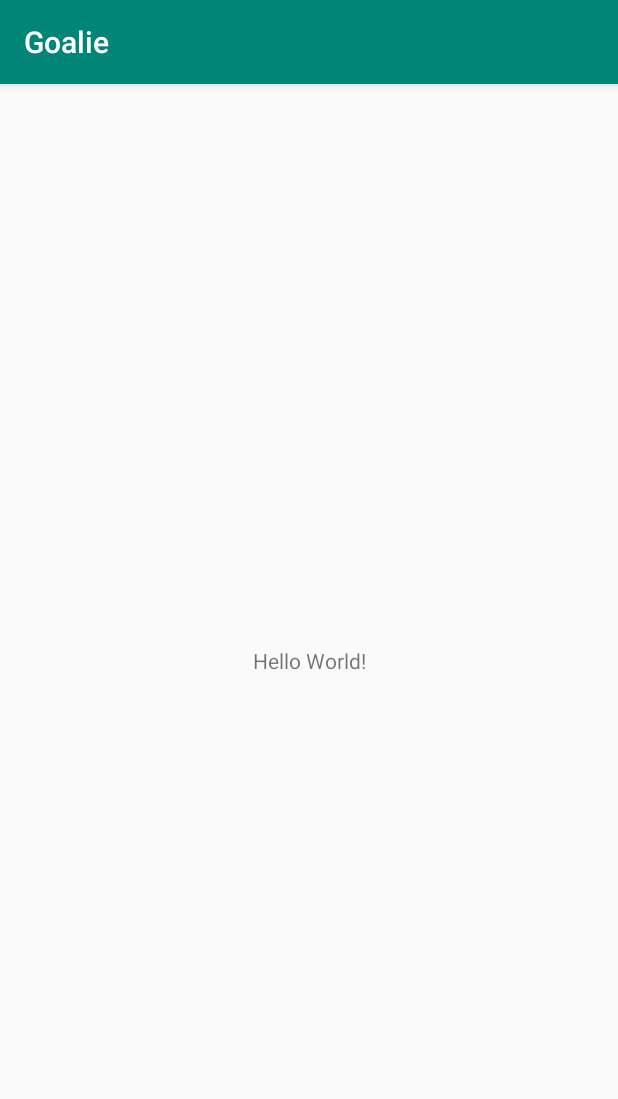
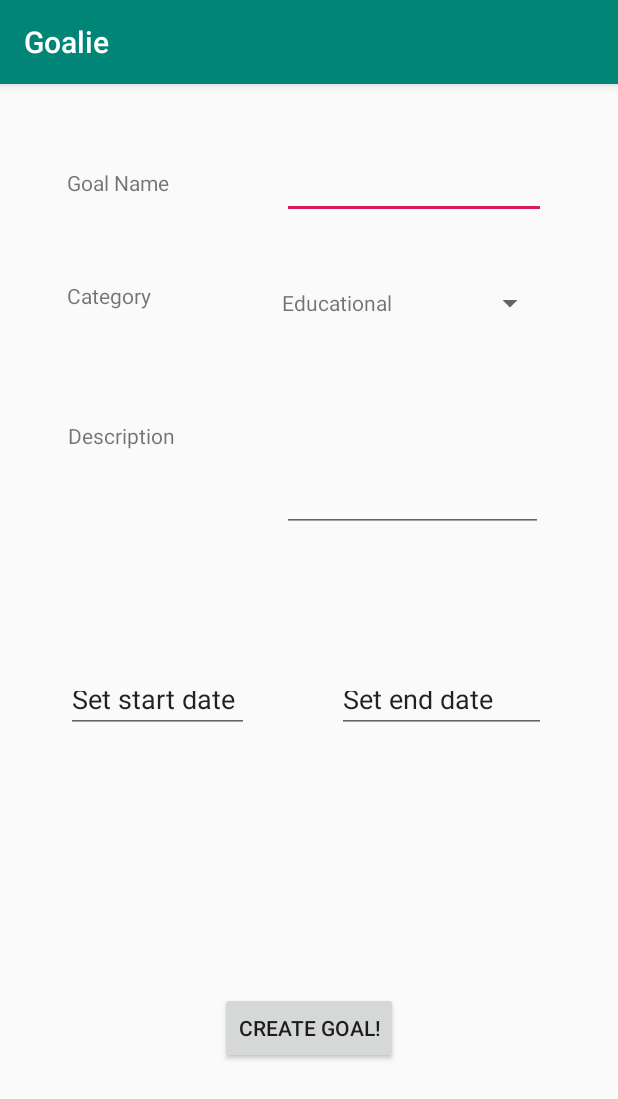
Before and after one commit to khuonghieu/Goalie, an Android app: the screen it shows after launch (MainActivity before the commit, CreateGoal after it), on a phone screen of 412 x 824 dp. Shown: the top 1099 px of the screen. Run offline under Robolectric (Android 15) with nearby library versions, the phone set to English and light mode, and no system bars.

Commit message:
Done CreateGoal Activity.

```diff
--- a/app/src/main/java/edu/temple/goalie/Activities/CreateGoal.java
+++ b/app/src/main/java/edu/temple/goalie/Activities/CreateGoal.java
@@ -1,43 +1,65 @@
 package edu.temple.goalie.Activities;
 
 import android.app.DatePickerDialog;
+import android.content.ContentValues;
+import android.content.Intent;
 import android.database.sqlite.SQLiteDatabase;
 import android.graphics.Color;
 import android.graphics.drawable.ColorDrawable;
 import android.support.v7.app.AppCompatActivity;
 import android.os.Bundle;
 import android.view.View;
+import android.widget.AdapterView;
+import android.widget.Button;
 import android.widget.DatePicker;
 import android.widget.EditText;
 import android.widget.Spinner;
 import android.widget.TextView;
-
-import org.w3c.dom.Text;
+import android.widget.Toast;
 
 import java.util.Calendar;
-
+import edu.temple.goalie.Adapter.CategoryAdapter;
 import edu.temple.goalie.Database.DBHelper;
 import edu.temple.goalie.R;
 
 public class CreateGoal extends AppCompatActivity {
 
+    public static final String[] CATEGORY = {"Educational","Physical Health","Financial","Mental Health"};
 
-    private TextView setStartDate;
-    private TextView setEndDate;
+    TextView setStartDate;
+    TextView setEndDate;
     private DatePickerDialog.OnDateSetListener mStartDateSetListener;
     private DatePickerDialog.OnDateSetListener mEndDateSetListener;
     SQLiteDatabase db;
     DBHelper mDBHelper;
-    EditText editName;
-    Spinner categorySpinner;
-    EditText editDescription;
-
+    int startDay, startMonth, startYear, endDay, endMonth, endYear;
+    String category;
 
     @Override
     protected void onCreate(Bundle savedInstanceState) {
         super.onCreate(savedInstanceState);
         setContentView(R.layout.activity_create_goal);
 
+        //Set everything
+        CategoryAdapter categoryAdapter = new CategoryAdapter(this,CATEGORY);
+        Spinner categorySpinner = findViewById(R.id.categorySpinner);
+        categorySpinner.setAdapter(categoryAdapter);
+
+        final EditText editName = findViewById(R.id.editGoalName);
+        final EditText editDescription = findViewById(R.id.editDescription);
+        Button createGoalButton = findViewById(R.id.createGoalButton);
+
+        //Set adapter listener
+        categorySpinner.setOnItemSelectedListener(new AdapterView.OnItemSelectedListener() {
+            @Override
+            public void onItemSelected(AdapterView<?> parent, View view, int position, long id) {
+                category = CATEGORY[position];
+            }
+
+            @Override
+            public void onNothingSelected(AdapterView<?> parent) {
+            }
+        });
 
         //Set start date
         setStartDate = (TextView) findViewById(R.id.editStartDate);
@@ -61,6 +83,9 @@ public class CreateGoal extends AppCompatActivity {
             @Override
             public void onDateSet(DatePicker datePicker, int year, int month, int day) {
                 month = month + 1;
+                startDay = day;
+                startMonth = month;
+                startYear = year;
                 //Log.d(TAG, "onDateSet: mm/dd/yyy: " + month + "/" + day + "/" + year);
 
                 String date = month + "/" + day + "/" + year;
@@ -71,7 +96,7 @@ public class CreateGoal extends AppCompatActivity {
 
         //Set end date
         setEndDate = (TextView) findViewById(R.id.editEndDate);
-        setStartDate.setOnClickListener(new View.OnClickListener() {
+        setEndDate.setOnClickListener(new View.OnClickListener() {
             @Override
             public void onClick(View v) {
                 Calendar cal = Calendar.getInstance();
@@ -91,11 +116,37 @@ public class CreateGoal extends AppCompatActivity {
             @Override
             public void onDateSet(DatePicker datePicker, int year, int month, int day) {
                 month = month + 1;
+                endDay = day;
+                endMonth = month;
+                endYear = year;
                 //Log.d(TAG, "onDateSet: mm/dd/yyy: " + month + "/" + day + "/" + year);
-
                 String date = month + "/" + day + "/" + year;
                 setEndDate.setText(date);
             }
         };
+
+        createGoalButton.setOnClickListener(new View.OnClickListener() {
+            @Override
+            public void onClick(View v) {
+                if(editName.getText().toString().isEmpty() || editDescription.getText().toString().isEmpty()){
+                    Toast.makeText(CreateGoal.this, "One field is empty", Toast.LENGTH_SHORT).show();
+                }
+                else{
+                    ContentValues cv = new ContentValues();
+                    cv.put(mDBHelper.TITLE, editName.getText().toString());
+                    cv.put(mDBHelper.CATEGORY,category);
+                    cv.put(mDBHelper.DESCRIPTION, editDescription.getText().toString());
+                    cv.put(mDBHelper.STARTDAY, startDay);
+                    cv.put(mDBHelper.STARTMONTH,startMonth);
+                    cv.put(mDBHelper.STARTYEAR,startYear);
+                    cv.put(mDBHelper.ENDDAY,endDay);
+                    cv.put(mDBHelper.ENDMONTH,endMonth);
+                    cv.put(mDBHelper.ENDYEAR,endYear);
+                    Intent toMainIntent = new Intent(CreateGoal.this,MainActivity.class);
+                    startActivity(toMainIntent);
+
+                }
+            }
+        });
     }
 }
--- a/app/src/main/java/edu/temple/goalie/Activities/MainActivity.java
+++ b/app/src/main/java/edu/temple/goalie/Activities/MainActivity.java
@@ -1,5 +1,6 @@
 package edu.temple.goalie.Activities;
 
+import android.content.Intent;
 import android.support.v7.app.AppCompatActivity;
 import android.os.Bundle;
 
@@ -11,5 +12,8 @@ public class MainActivity extends AppCompatActivity {
     protected void onCreate(Bundle savedInstanceState) {
         super.onCreate(savedInstanceState);
         setContentView(R.layout.activity_main);
+
+        Intent toCreateGoalIntent = new Intent(MainActivity.this,CreateGoal.class);
+        startActivity(toCreateGoalIntent);
     }
 }
--- a/app/src/main/java/edu/temple/goalie/Database/DBHelper.java
+++ b/app/src/main/java/edu/temple/goalie/Database/DBHelper.java
@@ -19,8 +19,6 @@ public class DBHelper extends SQLiteOpenHelper {
     public static final String ENDDAY = "endDay";
     public static final String ENDMONTH = "endMonth";
     public static final String ENDYEAR = "endYear";
-
-
     public static final int VERSION = 2;
 
     private final String createDB = "create table if not exists " + TABLE_NAME + " ( "
--- a/app/src/main/res/layout/activity_create_goal.xml
+++ b/app/src/main/res/layout/activity_create_goal.xml
@@ -88,7 +88,7 @@
         android:layout_marginStart="44dp"
         android:layout_marginBottom="335dp"
         android:ems="10"
-        android:inputType="date"
+        android:inputType="none"
         android:text="Set start date"
         android:visibility="visible"
         app:layout_constraintBottom_toBottomOf="parent"
@@ -101,9 +101,23 @@
         android:layout_marginEnd="48dp"
         android:layout_marginBottom="335dp"
         android:ems="10"
-        android:inputType="date"
+        android:inputType="none"
         android:text="Set end date"
         app:layout_constraintBottom_toBottomOf="parent"
         app:layout_constraintEnd_toEndOf="parent" />
 
+    <Button
+        android:id="@+id/createGoalButton"
+        android:layout_width="wrap_content"
+        android:layout_height="wrap_content"
+        android:layout_marginStart="161dp"
+        android:layout_marginTop="172dp"
+        android:layout_marginEnd="162dp"
+        android:layout_marginBottom="114dp"
+        android:text="Create Goal!"
+        app:layout_constraintBottom_toBottomOf="parent"
+        app:layout_constraintEnd_toEndOf="parent"
+        app:layout_constraintStart_toStartOf="parent"
+        app:layout_constraintTop_toBottomOf="@+id/editStartDate" />
+
 </android.support.constraint.ConstraintLayout>
```
